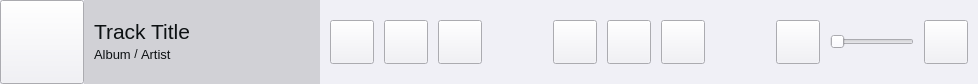
First picture: the form in ui/player_controls.ui, repository wvffle/humpback, before the edit.
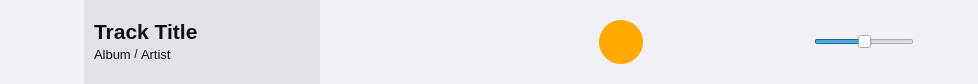
Second picture: the form after the edit. Icons and pictures are not drawn.

Commit message: feat: Polish player controls

```diff
--- a/ui/player_controls.ui
+++ b/ui/player_controls.ui
@@ -85,6 +85,9 @@
           <height>84</height>
          </size>
         </property>
+        <property name="styleSheet">
+         <string notr="true">border: none;</string>
+        </property>
         <property name="text">
          <string/>
         </property>
@@ -105,7 +108,7 @@
          </size>
         </property>
         <property name="styleSheet">
-         <string notr="true">background-color: rgb(209, 209, 214);
+         <string notr="true">background-color: rgb(225, 225, 231);
 color: rgb(13, 17, 19);</string>
         </property>
         <property name="frameShape">
@@ -148,8 +151,13 @@
            <property name="font">
             <font>
              <pointsize>16</pointsize>
+             <weight>75</weight>
+             <bold>true</bold>
             </font>
            </property>
+           <property name="styleSheet">
+            <string notr="true">font-weight: bold;</string>
+           </property>
            <property name="text">
             <string>Track Title</string>
            </property>
@@ -157,6 +165,9 @@
          </item>
          <item>
           <widget class="QFrame" name="frame_4">
+           <property name="styleSheet">
+            <string notr="true"/>
+           </property>
            <property name="frameShape">
             <enum>QFrame::NoFrame</enum>
            </property>
@@ -275,6 +286,10 @@
           <height>44</height>
          </size>
         </property>
+        <property name="styleSheet">
+         <string notr="true">background-color: rgb(240, 240, 246);
+border-style: outset;</string>
+        </property>
         <property name="text">
          <string/>
         </property>
@@ -310,6 +325,10 @@
           <height>44</height>
          </size>
         </property>
+        <property name="styleSheet">
+         <string notr="true">background-color: rgb(240, 240, 246);
+border-style: outset;</string>
+        </property>
         <property name="text">
          <string/>
         </property>
@@ -345,6 +364,10 @@
           <height>44</height>
          </size>
         </property>
+        <property name="styleSheet">
+         <string notr="true">background-color: rgb(240, 240, 246);
+border-style: outset;</string>
+        </property>
         <property name="text">
          <string/>
         </property>
@@ -355,6 +378,9 @@
         <property name="orientation">
          <enum>Qt::Horizontal</enum>
         </property>
+        <property name="sizeType">
+         <enum>QSizePolicy::MinimumExpanding</enum>
+        </property>
         <property name="sizeHint" stdset="0">
          <size>
           <width>40</width>
@@ -377,6 +403,10 @@
           <height>44</height>
          </size>
         </property>
+        <property name="styleSheet">
+         <string notr="true">background-color: rgb(240, 240, 246);
+border-style: outset;</string>
+        </property>
         <property name="text">
          <string/>
         </property>
@@ -412,6 +442,11 @@
           <height>44</height>
          </size>
         </property>
+        <property name="styleSheet">
+         <string notr="true">background-color: #ffaa00;
+border-style: outset;
+border-radius: 22px;</string>
+        </property>
         <property name="text">
          <string/>
         </property>
@@ -451,6 +486,10 @@
           <height>44</height>
          </size>
         </property>
+        <property name="styleSheet">
+         <string notr="true">background-color: rgb(240, 240, 246);
+border-style: outset;</string>
+        </property>
         <property name="text">
          <string/>
         </property>
@@ -461,6 +500,9 @@
         <property name="orientation">
          <enum>Qt::Horizontal</enum>
         </property>
+        <property name="sizeType">
+         <enum>QSizePolicy::MinimumExpanding</enum>
+        </property>
         <property name="sizeHint" stdset="0">
          <size>
           <width>40</width>
@@ -483,6 +525,10 @@
           <height>44</height>
          </size>
         </property>
+        <property name="styleSheet">
+         <string notr="true">background-color: rgb(240, 240, 246);
+border-style: outset;</string>
+        </property>
         <property name="text">
          <string/>
         </property>
@@ -506,9 +552,39 @@
       </item>
       <item>
        <widget class="QSlider" name="volume">
+        <property name="sizePolicy">
+         <sizepolicy hsizetype="Expanding" vsizetype="Minimum">
+          <horstretch>0</horstretch>
+          <verstretch>0</verstretch>
+         </sizepolicy>
+        </property>
+        <property name="minimumSize">
+         <size>
+          <width>100</width>
+          <height>32</height>
+         </size>
+        </property>
+        <property name="maximumSize">
+         <size>
+          <width>150</width>
+          <height>16777215</height>
+         </size>
+        </property>
+        <property name="maximum">
+         <number>100</number>
+        </property>
+        <property name="value">
+         <number>50</number>
+        </property>
         <property name="orientation">
          <enum>Qt::Horizontal</enum>
         </property>
+        <property name="invertedAppearance">
+         <bool>false</bool>
+        </property>
+        <property name="invertedControls">
+         <bool>false</bool>
+        </property>
        </widget>
       </item>
       <item>
@@ -541,6 +617,10 @@
           <height>44</height>
          </size>
         </property>
+        <property name="styleSheet">
+         <string notr="true">background-color: rgb(240, 240, 246);
+border-style: outset;</string>
+        </property>
         <property name="text">
          <string/>
         </property>
```
Left out of the diff: 4 changed lines with no effect on the pictures. The commit also changes 18 other files.
